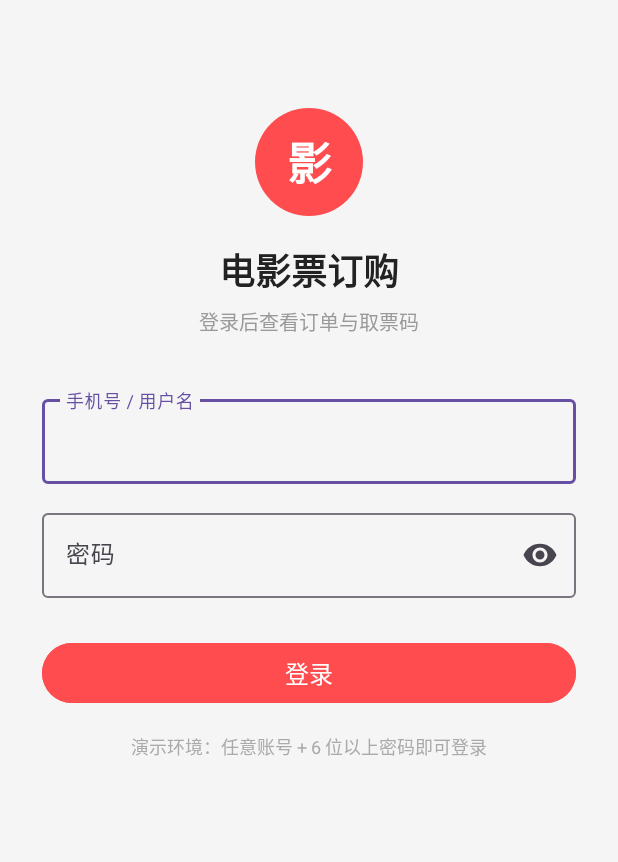
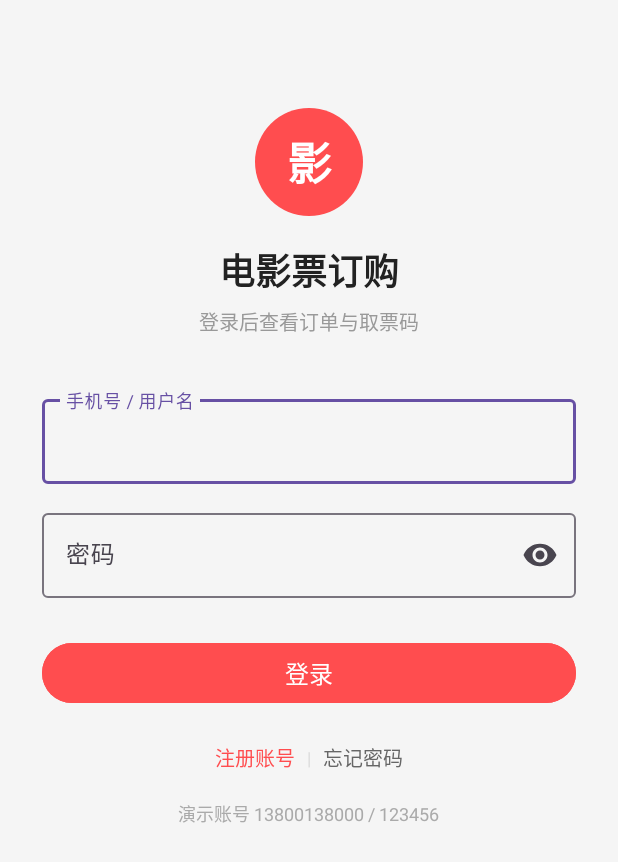
Before and after one commit to seven3420/Android-final-project, an Android app: the screen it shows after launch (LoginActivity), on a phone screen of 412 x 824 dp. Shown: the top 862 px of the screen. Run offline under Robolectric (Android 15) with nearby library versions, the phone set to English and light mode, and no system bars; 1 statement that could not run was skipped.

Commit message:
忘记密码+注册用户

```diff
--- a/app/src/main/java/com/edu/sicnu/cs/stu/niuwenya/studentc/user/LoginActivity.kt
+++ b/app/src/main/java/com/edu/sicnu/cs/stu/niuwenya/studentc/user/LoginActivity.kt
@@ -1,8 +1,10 @@
 package com.edu.sicnu.cs.stu.niuwenya.studentc.user
 
+import android.app.Activity
 import android.content.Intent
 import android.os.Bundle
 import android.view.inputmethod.EditorInfo
+import androidx.activity.result.contract.ActivityResultContracts
 import androidx.appcompat.app.AppCompatActivity
 import com.edu.sicnu.cs.stu.niuwenya.studentc.MainActivity
 import com.edu.sicnu.cs.stu.niuwenya.studentc.databinding.ActivityLoginBinding
@@ -10,19 +12,42 @@ import com.edu.sicnu.cs.stu.niuwenya.studentc.databinding.ActivityLoginBinding
 /**
  * 简洁登录页（课程设计简化实现）。
  *
- * 未接成员 B 的登录接口前，采用"任意账号 + 6 位以上密码"的本地校验，
- * 登录成功写本地会话并进主页；接入真实接口时只需把 [login] 里的本地校验替换成请求。
+ * 账号密码校验走本地用户库 [LocalUserStore]：首次使用预置演示账号，
+ * 支持跳转注册、忘记密码；登录成功写本地会话并进主页。
+ * 接入成员 B 的真实登录接口时，只需替换 [login] 中的校验部分。
  */
 class LoginActivity : AppCompatActivity() {
 
     private lateinit var binding: ActivityLoginBinding
+
+    private val registerLauncher =
+        registerForActivityResult(ActivityResultContracts.StartActivityForResult()) { result ->
+            if (result.resultCode == Activity.RESULT_OK) {
+                fillAccount(result.data?.getStringExtra(RegisterActivity.EXTRA_ACCOUNT))
+            }
+        }
+
+    private val forgotLauncher =
+        registerForActivityResult(ActivityResultContracts.StartActivityForResult()) { result ->
+            if (result.resultCode == Activity.RESULT_OK) {
+                fillAccount(result.data?.getStringExtra(ForgotPasswordActivity.EXTRA_ACCOUNT))
+            }
+        }
 
     override fun onCreate(savedInstanceState: Bundle?) {
         super.onCreate(savedInstanceState)
         binding = ActivityLoginBinding.inflate(layoutInflater)
         setContentView(binding.root)
 
+        LocalUserStore.seedDemoAccount(this)
+
         binding.btnLogin.setOnClickListener { login() }
+        binding.tvRegister.setOnClickListener {
+            registerLauncher.launch(Intent(this, RegisterActivity::class.java))
+        }
+        binding.tvForgot.setOnClickListener {
+            forgotLauncher.launch(Intent(this, ForgotPasswordActivity::class.java))
+        }
         binding.etPassword.setOnEditorActionListener { _, actionId, _ ->
             if (actionId == EditorInfo.IME_ACTION_DONE) {
                 login()
@@ -37,6 +62,9 @@ class LoginActivity : AppCompatActivity() {
         val account = binding.etAccount.text?.toString()?.trim().orEmpty()
         val password = binding.etPassword.text?.toString().orEmpty()
 
+        binding.tilAccount.error = null
+        binding.tilPassword.error = null
+
         if (account.isBlank()) {
             binding.tilAccount.error = "请输入手机号或用户名"
             return
@@ -45,8 +73,14 @@ class LoginActivity : AppCompatActivity() {
             binding.tilPassword.error = "密码至少 6 位"
             return
         }
-        binding.tilAccount.error = null
-        binding.tilPassword.error = null
+        if (!LocalUserStore.exists(this, account)) {
+            binding.tilAccount.error = "账号不存在，请先注册"
+            return
+        }
+        if (!LocalUserStore.verify(this, account, password)) {
+            binding.tilPassword.error = "密码错误"
+            return
+        }
 
         UserSession.login(this, account)
         startActivity(
@@ -55,4 +89,12 @@ class LoginActivity : AppCompatActivity() {
         )
         finish()
     }
+
+    /** 注册 / 重置密码返回后回填账号，方便直接输入密码登录。 */
+    private fun fillAccount(account: String?) {
+        if (account.isNullOrBlank()) return
+        binding.etAccount.setText(account)
+        binding.etPassword.setText("")
+        binding.etPassword.requestFocus()
+    }
 }
--- a/app/src/main/res/layout/activity_login.xml
+++ b/app/src/main/res/layout/activity_login.xml
@@ -65,6 +65,7 @@
             android:layout_width="match_parent"
             android:layout_height="wrap_content"
             android:inputType="textPassword"
+            android:imeOptions="actionDone"
             android:maxLines="1" />
     </com.google.android.material.textfield.TextInputLayout>
 
@@ -78,11 +79,44 @@
         android:textColor="@android:color/white"
         android:backgroundTint="#FF4D4F" />
 
+    <LinearLayout
+        android:layout_width="wrap_content"
+        android:layout_height="wrap_content"
+        android:layout_marginTop="14dp"
+        android:orientation="horizontal"
+        android:gravity="center_vertical">
+
+        <TextView
+            android:id="@+id/tvRegister"
+            android:layout_width="wrap_content"
+            android:layout_height="wrap_content"
+            android:padding="8dp"
+            android:text="注册账号"
+            android:textSize="13sp"
+            android:textColor="#FF4D4F" />
+
+        <TextView
+            android:layout_width="wrap_content"
+            android:layout_height="wrap_content"
+            android:text="|"
+            android:textSize="12sp"
+            android:textColor="#DDDDDD" />
+
+        <TextView
+            android:id="@+id/tvForgot"
+            android:layout_width="wrap_content"
+            android:layout_height="wrap_content"
+            android:padding="8dp"
+            android:text="忘记密码"
+            android:textSize="13sp"
+            android:textColor="#666666" />
+    </LinearLayout>
+
     <TextView
         android:layout_width="wrap_content"
         android:layout_height="wrap_content"
-        android:layout_marginTop="16dp"
-        android:text="演示环境：任意账号 + 6 位以上密码即可登录"
+        android:layout_marginTop="10dp"
+        android:text="演示账号 13800138000 / 123456"
         android:textSize="12sp"
         android:textColor="#AAAAAA" />
 
```
Also changed, not shown: app/src/main/AndroidManifest.xml (+10 -0 lines).
